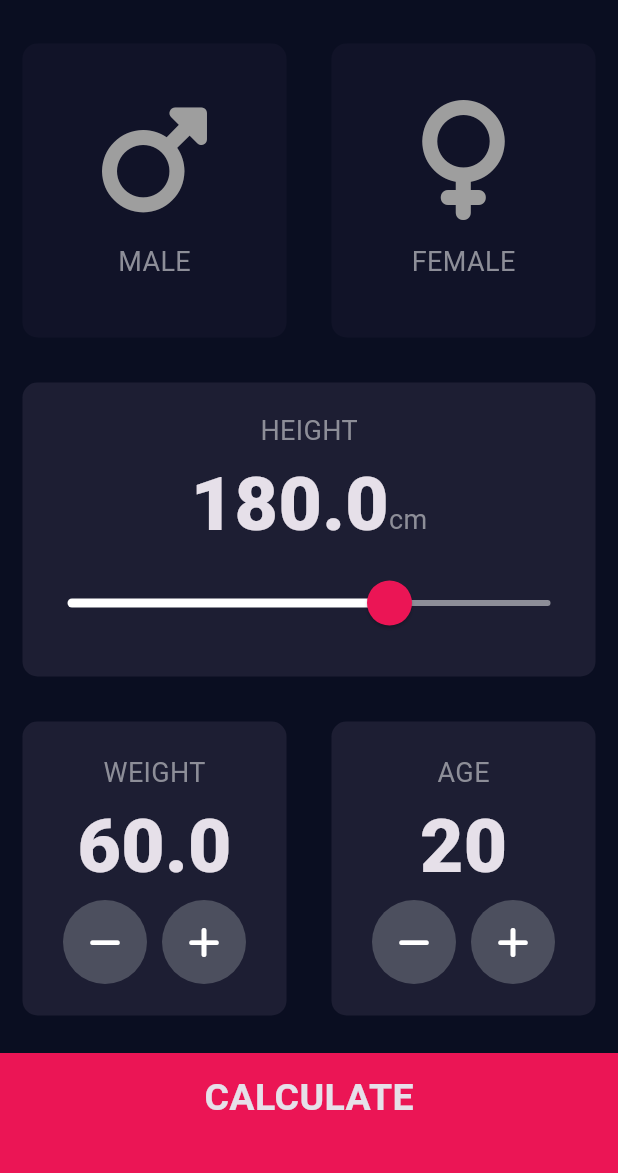
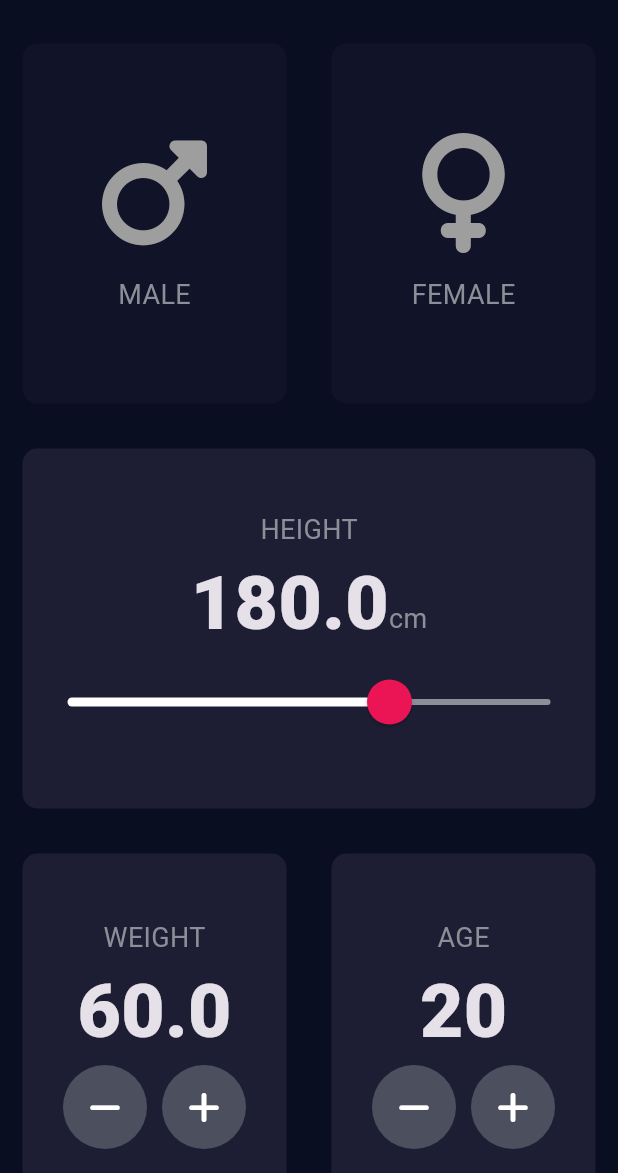
Before and after one commit to RensithUdara/bmi_calculator, a Flutter app: the screen it shows after launch, on a phone screen of 412 x 824 dp, the part 63-1236 px from its top. Run offline on Flutter 3.47's test engine with Material 3 defaults, Android fonts, the phone set to English and light mode, and no system bars; our stand-ins replace font_awesome_flutter.

Commit message:
refactor: Update layout structure and improve scroll behavior in input page

```diff
--- a/lib/screens/input_page.dart
+++ b/lib/screens/input_page.dart
@@ -1,3 +1,5 @@
+import 'dart:math' as math;
+
 import 'package:flutter/material.dart';
 import 'package:font_awesome_flutter/font_awesome_flutter.dart';
 import 'package:bmicalc/components/icon_content.dart';
@@ -33,7 +35,14 @@ class _InputPageState extends State<InputPage> {
         title: const Text('BMI CALCULATOR'),
         backgroundColor: const Color(0xFF0A0E21),
       ),
-      body: Column(
+      body: LayoutBuilder(
+        builder: (context, constraints) {
+          final contentHeight = math.max(constraints.maxHeight, 900.0);
+
+          return SingleChildScrollView(
+            child: SizedBox(
+              height: contentHeight,
+              child: Column(
                 crossAxisAlignment: CrossAxisAlignment.stretch,
                 children: <Widget>[
                   Expanded(
@@ -102,7 +111,7 @@ class _InputPageState extends State<InputPage> {
                               const Text(
                                 'cm',
                                 style: kLabelTextStyle,
-                      )
+                              ),
                             ],
                           ),
                           SliderTheme(
@@ -111,10 +120,12 @@ class _InputPageState extends State<InputPage> {
                               activeTrackColor: Colors.white,
                               thumbColor: const Color(0xFFEB1555),
                               overlayColor: const Color(0x29EB1555),
-                      thumbShape:
-                          const RoundSliderThumbShape(enabledThumbRadius: 15.0),
-                      overlayShape:
-                          const RoundSliderOverlayShape(overlayRadius: 30.0),
+                              thumbShape: const RoundSliderThumbShape(
+                                enabledThumbRadius: 15.0,
+                              ),
+                              overlayShape: const RoundSliderOverlayShape(
+                                overlayRadius: 30.0,
+                              ),
                             ),
                             child: Slider(
                               value: height,
@@ -251,6 +262,10 @@ class _InputPageState extends State<InputPage> {
                   ),
                 ],
               ),
+            ),
+          );
+        },
+      ),
     );
   }
 }
```
Lines whose indentation alone changed are shown as unchanged.
